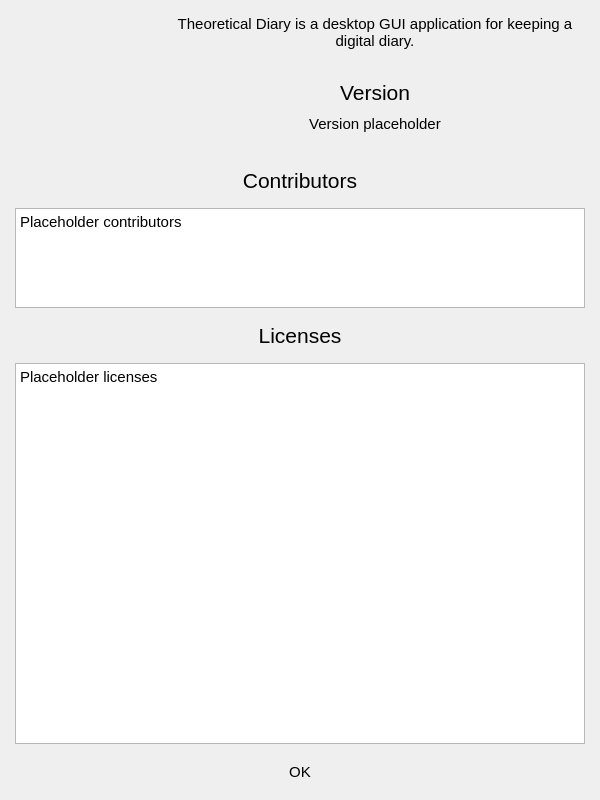
Old version of the form src/gui/aboutdialog.ui in the repository someretical/TheoreticalDiary.
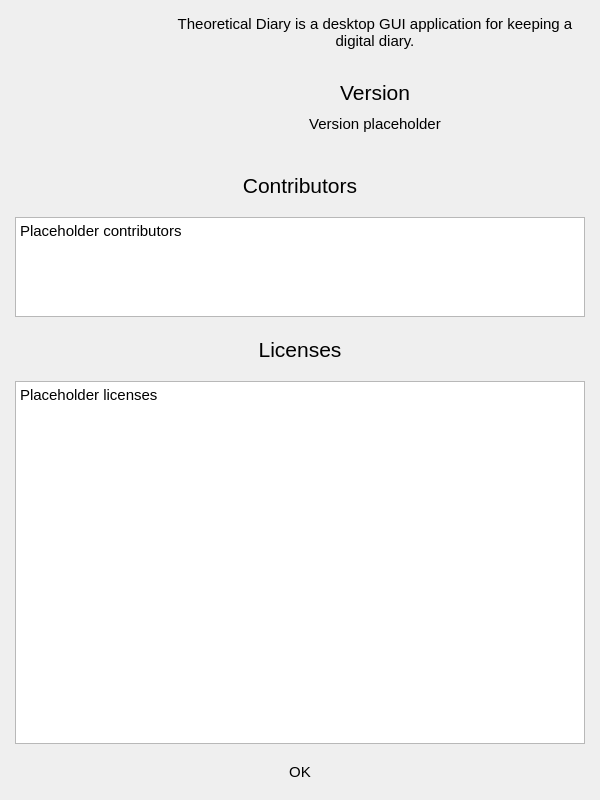
New version of the form. Icons and pictures are not drawn.

Patch:
```diff
--- a/src/gui/aboutdialog.ui
+++ b/src/gui/aboutdialog.ui
@@ -222,6 +222,18 @@
    </item>
    <item row="4" column="0">
     <widget class="QPlainTextEdit" name="licenses">
+     <property name="sizePolicy">
+      <sizepolicy hsizetype="Expanding" vsizetype="Fixed">
+       <horstretch>0</horstretch>
+       <verstretch>0</verstretch>
+      </sizepolicy>
+     </property>
+     <property name="minimumSize">
+      <size>
+       <width>0</width>
+       <height>363</height>
+      </size>
+     </property>
      <property name="font">
       <font>
        <pointsize>11</pointsize>
```
Left out of the diff: 126 changed lines with no effect on the pictures.
